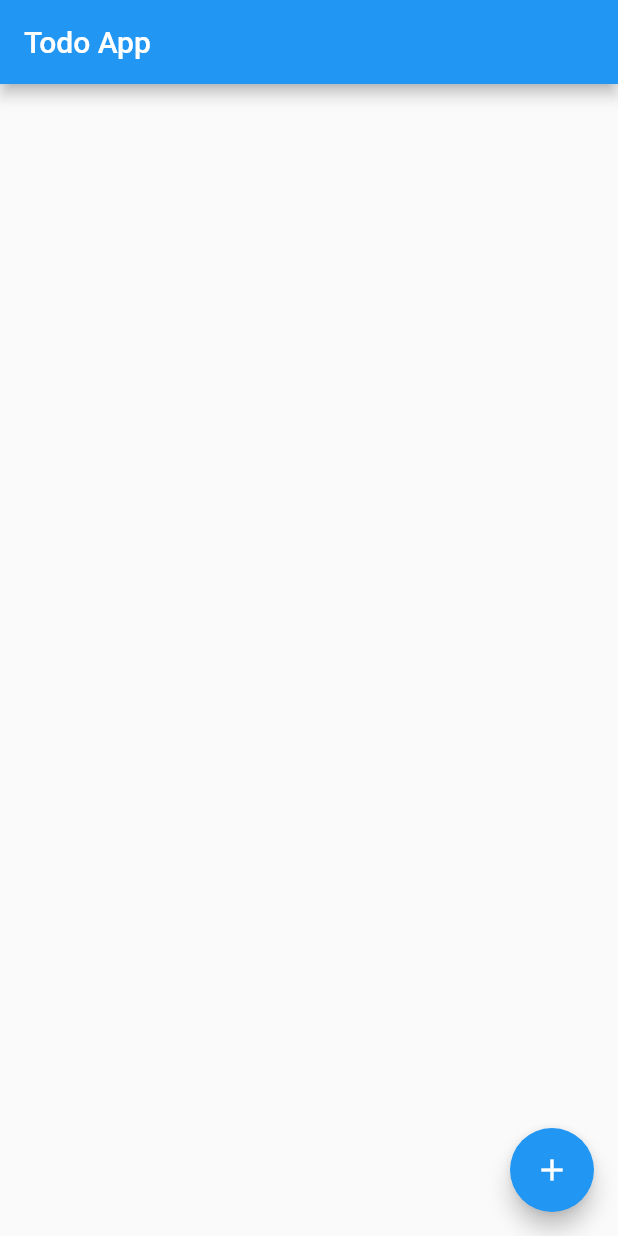
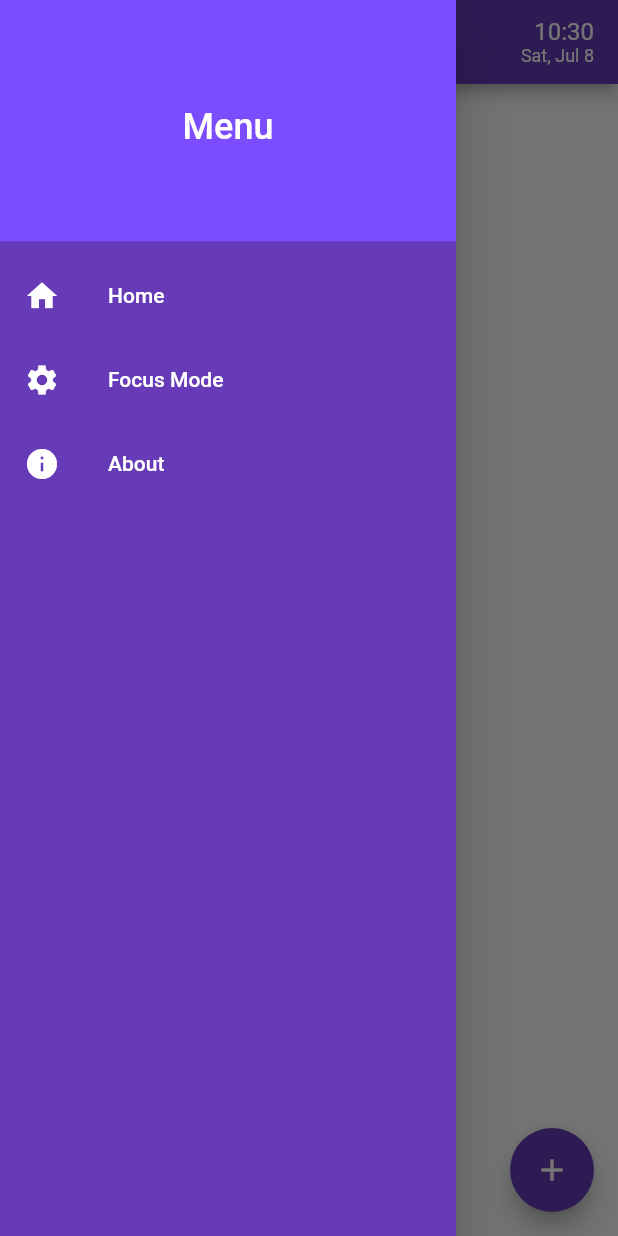
Before and after one commit to sakilbabu/todo_final_year, a Flutter app: the screen it shows after launch, with the side drawer open (before the commit the screen has no drawer), on a phone screen of 412 x 824 dp. Run offline on Flutter 3.47's test engine with Material 2 defaults, Android fonts, the phone set to English and light mode, and no system bars.

Commit message:
"focus mode added"

```diff
--- /dev/null
+++ b/lib/appDrawer.dart
@@ -0,0 +1,66 @@
+import 'package:flutter/material.dart';
+import 'package:todo_final_year/focus_mode.dart';
+
+class AppDrawer extends StatelessWidget {
+  @override
+  Widget build(BuildContext context) {
+    return Drawer(
+      child: Container(
+        color: Colors.deepPurple,
+        child: ListView(
+          padding: EdgeInsets.zero,
+          children: [
+            DrawerHeader(
+              decoration: BoxDecoration(
+                color: Colors.deepPurpleAccent,
+              ),
+              child: Center(
+                child: Text(
+                  'Menu',
+                  style: TextStyle(
+                    color: Colors.white,
+                    fontSize: 24,
+                  ),
+                ),
+              ),
+            ),
+            ListTile(
+              leading: Icon(Icons.home, color: Colors.white),
+              title: Text(
+                'Home',
+                style: TextStyle(color: Colors.white),
+              ),
+              onTap: () {
+                Navigator.pop(context);
+                // Navigate to the home screen
+              },
+            ),
+            ListTile(
+              leading: Icon(Icons.settings, color: Colors.white),
+              title: Text(
+                'Focus Mode',
+                style: TextStyle(color: Colors.white),
+              ),
+              onTap: () {
+                 Navigator.push(
+                   context,
+                  MaterialPageRoute(builder: (context) => StopWatch( )),
+                );
+              },
+            ),
+            ListTile(
+              leading: Icon(Icons.info, color: Colors.white),
+              title: Text(
+                'About',
+                style: TextStyle(color: Colors.white),
+              ),
+              onTap: () {
+                Navigator.pop(context);
+                // Navigate to the about screen
+              },
+            ),
+          ],
+        ),
+      ),
+    );
+  }}
--- a/lib/main.dart
+++ b/lib/main.dart
@@ -1,5 +1,8 @@
 import 'package:flutter/material.dart';
 import 'package:intl/intl.dart';
+import 'package:todo_final_year/appDrawer.dart';
+
+
 
 void main() => runApp(TodoApp());
 
@@ -7,8 +10,13 @@ class TodoApp extends StatelessWidget {
   @override
   Widget build(BuildContext context) {
     return MaterialApp(
+      debugShowCheckedModeBanner: false,
       title: 'Todo App',
-      theme: ThemeData(primarySwatch: Colors.blue),
+      theme: ThemeData(
+        primarySwatch: Colors.deepPurple,
+        hintColor: Colors.deepPurpleAccent,
+        visualDensity: VisualDensity.adaptivePlatformDensity,
+      ),
       home: TodoScreen(),
     );
   }
@@ -17,10 +25,12 @@ class TodoApp extends StatelessWidget {
 class Todo {
   String task;
   DateTime dateTime;
+  bool isCompleted;
 
   Todo({
     required this.task,
     required this.dateTime,
+    this.isCompleted = false,
   });
 }
 
@@ -31,6 +41,20 @@ class TodoScreen extends StatefulWidget {
 
 class _TodoScreenState extends State<TodoScreen> {
   List<Todo> todos = [];
+
+  @override
+  void initState() {
+    super.initState();
+    // Update the time and date every second
+    // by calling the _updateDateTime function.
+    _updateDateTime();
+  }
+
+  void _updateDateTime() {
+    setState(() {});
+    // Delay the next update by 1 second.
+    Future.delayed(Duration(seconds: 1), _updateDateTime);
+  }
 
   void _addTodo() async {
     final DateTime? pickedDate = await showDatePicker(
@@ -116,22 +140,66 @@ class _TodoScreenState extends State<TodoScreen> {
 
   @override
   Widget build(BuildContext context) {
+    final now = DateTime.now();
+    final formattedTime = DateFormat('HH:mm').format(now);
+    final formattedDate = DateFormat('EEE, MMM d').format(now);
+
     return Scaffold(
+      drawer: AppDrawer(),
       appBar: AppBar(
-        title: Text('Todo App'),
+        actions: [
+          Padding(
+            padding: EdgeInsets.only(right: 16),
+            child: Column(
+              crossAxisAlignment: CrossAxisAlignment.end,
+              mainAxisAlignment: MainAxisAlignment.center,
+              children: [
+                Text(
+                  formattedTime,
+                  style: TextStyle(fontSize: 16),
+                ),
+                Text(
+                  formattedDate,
+                  style: TextStyle(fontSize: 12),
+                ),
+              ],
+            ),
+          ),
+        ],
+
       ),
       body: ListView.builder(
         itemCount: todos.length,
         itemBuilder: (BuildContext context, int index) {
           final todo = todos[index];
 
-          return ListTile(
-            title: Text(todo.task.isNotEmpty ? todo.task : 'No task'),
-            subtitle: Text(DateFormat('yyyy-MM-dd   HH:mm').format(todo.dateTime)),
-            onTap: () => _editTodoTask(index),
-            trailing: IconButton(
-              icon: Icon(Icons.delete),
-              onPressed: () => _deleteTodoTask(index),
+          return Card(
+            elevation: 2,
+            color: todo.isCompleted ? Colors.grey[300] : Colors.white,
+            child: ListTile(
+              title: Text(
+                todo.task.isNotEmpty ? todo.task : 'No task',
+                style: TextStyle(
+                  fontWeight: FontWeight.bold,
+                  decoration: todo.isCompleted ? TextDecoration.lineThrough : null,
+                  color: todo.isCompleted ? Colors.grey[700] : Colors.black,
+                ),
+              ),
+              subtitle: Text(
+                DateFormat('yyyy-MM-dd   HH:mm').format(todo.dateTime),
+                style: TextStyle(
+                  color: todo.isCompleted ? Colors.grey[600] : Colors.grey[700],
+                ),
+              ),
+              onTap: () {
+                setState(() {
+                  todo.isCompleted = !todo.isCompleted;
+                });
+              },
+              trailing: IconButton(
+                icon: Icon(Icons.delete),
+                onPressed: () => _deleteTodoTask(index),
+              ),
             ),
           );
         },
```
Also changed, not shown: lib/focus_mode.dart (added, +91 -0 lines).
